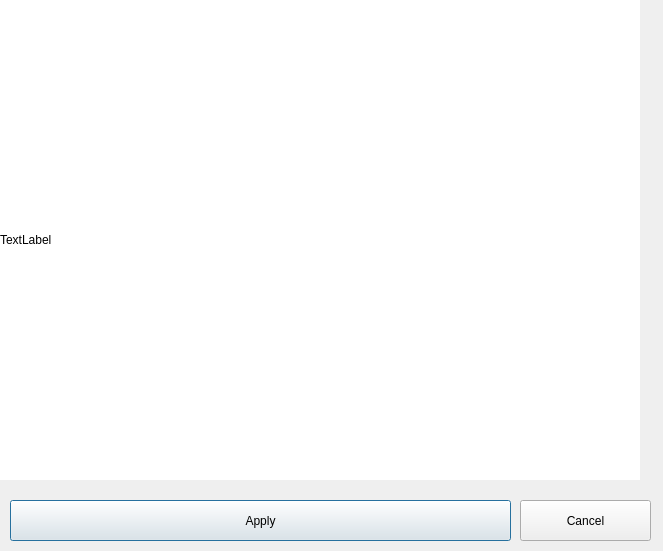
Before: the Qt Designer form dialog.ui in Chia-ChunHsu/Corresponding, drawn with Qt 5.
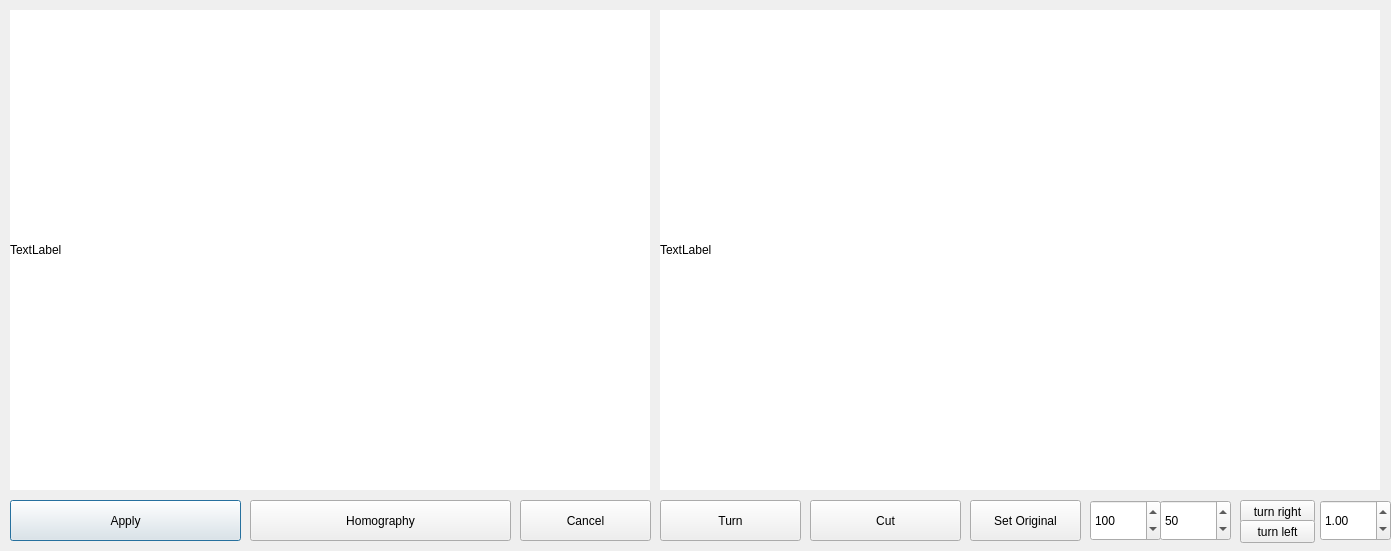
After: the same form once the commit is applied.

What changed in the file:
```diff
--- a/dialog.ui
+++ b/dialog.ui
@@ -6,7 +6,7 @@
    <rect>
     <x>0</x>
     <y>0</y>
-    <width>663</width>
+    <width>1391</width>
     <height>551</height>
    </rect>
   </property>
@@ -16,8 +16,8 @@
   <widget class="QLabel" name="pointLabel">
    <property name="geometry">
     <rect>
-     <x>0</x>
-     <y>0</y>
+     <x>10</x>
+     <y>10</y>
      <width>640</width>
      <height>480</height>
     </rect>
@@ -34,7 +34,7 @@
     <rect>
      <x>10</x>
      <y>500</y>
-     <width>501</width>
+     <width>231</width>
      <height>41</height>
     </rect>
    </property>
@@ -55,6 +55,148 @@
     <string>Cancel</string>
    </property>
   </widget>
+  <widget class="QLabel" name="pointRGBLabel">
+   <property name="geometry">
+    <rect>
+     <x>660</x>
+     <y>10</y>
+     <width>720</width>
+     <height>480</height>
+    </rect>
+   </property>
+   <property name="styleSheet">
+    <string notr="true">background-color: rgb(255, 255, 255);</string>
+   </property>
+   <property name="text">
+    <string>TextLabel</string>
+   </property>
+  </widget>
+  <widget class="QPushButton" name="TurnButton">
+   <property name="geometry">
+    <rect>
+     <x>660</x>
+     <y>500</y>
+     <width>141</width>
+     <height>41</height>
+    </rect>
+   </property>
+   <property name="text">
+    <string>Turn</string>
+   </property>
+  </widget>
+  <widget class="QPushButton" name="cutButton">
+   <property name="geometry">
+    <rect>
+     <x>810</x>
+     <y>500</y>
+     <width>151</width>
+     <height>41</height>
+    </rect>
+   </property>
+   <property name="text">
+    <string>Cut</string>
+   </property>
+  </widget>
+  <widget class="QPushButton" name="pushButton_2">
+   <property name="geometry">
+    <rect>
+     <x>970</x>
+     <y>500</y>
+     <width>111</width>
+     <height>41</height>
+    </rect>
+   </property>
+   <property name="text">
+    <string>Set Original</string>
+   </property>
+  </widget>
+  <widget class="QSpinBox" name="spinBoxx">
+   <property name="geometry">
+    <rect>
+     <x>1090</x>
+     <y>500</y>
+     <width>71</width>
+     <height>41</height>
+    </rect>
+   </property>
+   <property name="maximum">
+    <number>640</number>
+   </property>
+   <property name="value">
+    <number>100</number>
+   </property>
+  </widget>
+  <widget class="QSpinBox" name="spinBoxy">
+   <property name="geometry">
+    <rect>
+     <x>1160</x>
+     <y>500</y>
+     <width>71</width>
+     <height>41</height>
+    </rect>
+   </property>
+   <property name="maximum">
+    <number>480</number>
+   </property>
+   <property name="value">
+    <number>50</number>
+   </property>
+  </widget>
+  <widget class="QPushButton" name="rightButton">
+   <property name="geometry">
+    <rect>
+     <x>1240</x>
+     <y>500</y>
+     <width>75</width>
+     <height>23</height>
+    </rect>
+   </property>
+   <property name="text">
+    <string>turn right</string>
+   </property>
+  </widget>
+  <widget class="QDoubleSpinBox" name="doubleSpinBox">
+   <property name="geometry">
+    <rect>
+     <x>1320</x>
+     <y>500</y>
+     <width>71</width>
+     <height>41</height>
+    </rect>
+   </property>
+   <property name="singleStep">
+    <double>0.010000000000000</double>
+   </property>
+   <property name="value">
+    <double>1.000000000000000</double>
+   </property>
+  </widget>
+  <widget class="QPushButton" name="leftButton">
+   <property name="geometry">
+    <rect>
+     <x>1240</x>
+     <y>520</y>
+     <width>75</width>
+     <height>23</height>
+    </rect>
+   </property>
+   <property name="text">
+    <string>turn left</string>
+   </property>
+  </widget>
+  <widget class="QPushButton" name="HomoButton">
+   <property name="geometry">
+    <rect>
+     <x>250</x>
+     <y>500</y>
+     <width>261</width>
+     <height>41</height>
+    </rect>
+   </property>
+   <property name="text">
+    <string>Homography</string>
+   </property>
+  </widget>
  </widget>
  <resources/>
  <connections/>
```
